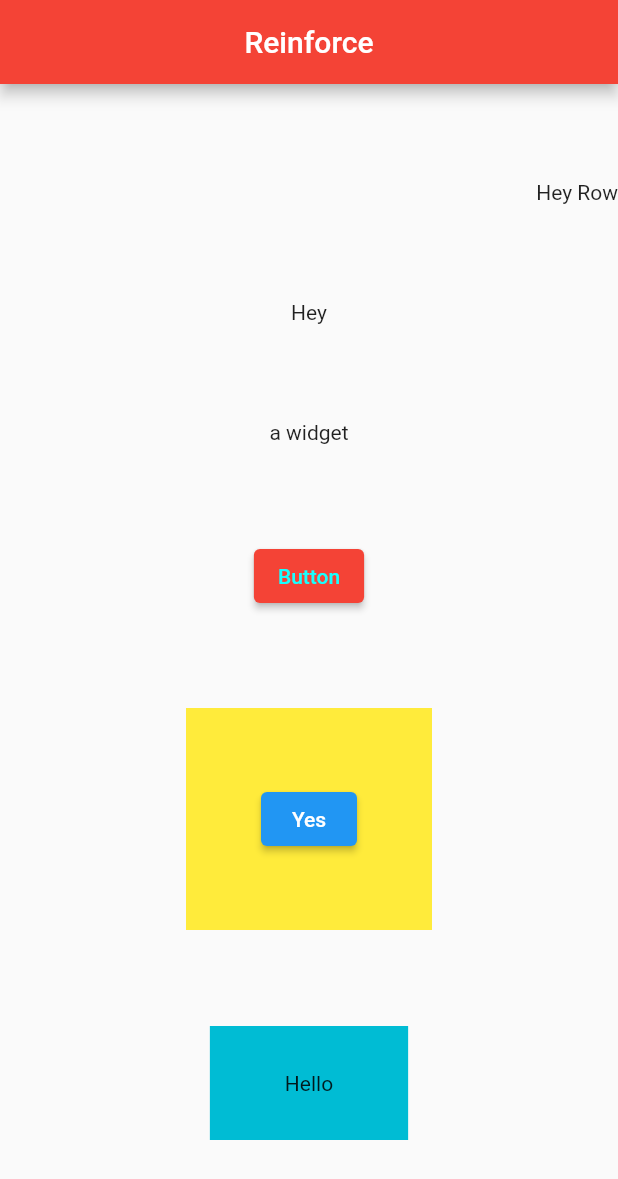
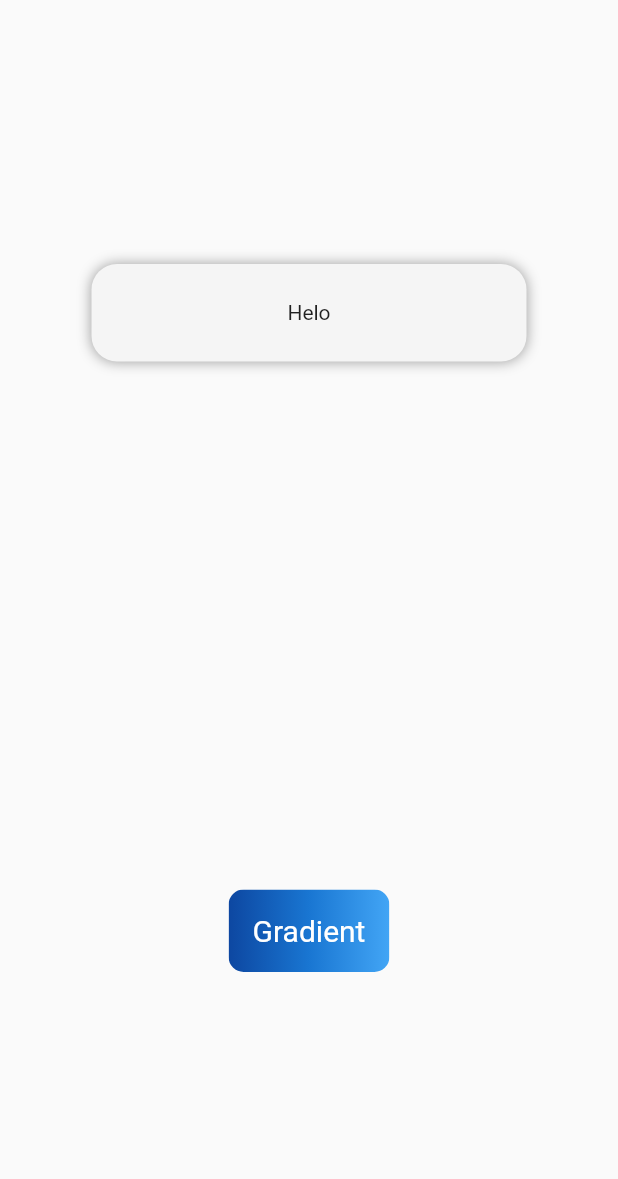
Before and after one commit to cyberianzed/-reinforce-flutter, a Flutter app: the screen it shows after launch, on a phone screen of 412 x 824 dp. Shown: the top 1179 px of the screen. Run offline on Flutter 3.47's test engine with Material 2 defaults, Android fonts, the light colour scheme and no system bars.

Commit message:
custom conatiners

```diff
--- /dev/null
+++ b/lib/button.dart
@@ -0,0 +1,41 @@
+import 'package:flutter/material.dart';
+import 'package:reinforce_flutter/page.dart';
+
+class Textbutton extends StatelessWidget {
+  const Textbutton({Key? key}) : super(key: key);
+
+  @override
+  Widget build(BuildContext context) {
+    return ClipRRect(
+      borderRadius: BorderRadius.circular(10),
+      child: Stack(children: <Widget>[
+        Positioned.fill(
+          child: Container(
+            height: 20,
+            decoration: const BoxDecoration(
+              gradient: LinearGradient(
+                colors: <Color>[
+                  Color(0xFF0D47A1),
+                  Color(0xFF1976D2),
+                  Color(0xFF42A5F5),
+                ],
+              ),
+            ),
+          ),
+        ),
+        TextButton(
+          style: TextButton.styleFrom(
+            padding: const EdgeInsets.all(16.0),
+            primary: Colors.white,
+            textStyle: const TextStyle(fontSize: 20),
+          ),
+          onPressed: () {
+            Navigator.of(context)
+                .push(MaterialPageRoute(builder: (context) => Home()));
+          },
+          child: const Text('Gradient'),
+        ),
+      ]),
+    );
+  }
+}
--- a/lib/main.dart
+++ b/lib/main.dart
@@ -1,54 +1,6 @@
-//import 'package:backdrop/backdrop.dart';
 import 'package:flutter/material.dart';
+import 'package:reinforce_flutter/page2.dart';
 
 void main() => runApp(MaterialApp(
-      home: Home(),
+      home: Page2(),
     ));
-
-class Home extends StatelessWidget {
-  @override
-  Widget build(BuildContext context) {
-    return Scaffold(
-      appBar: AppBar(
-        title: Text('Reinforce'),
-        centerTitle: true,
-        backgroundColor: Colors.red[500],
-      ),
-      body: Column(
-        mainAxisAlignment: MainAxisAlignment.spaceEvenly,
-        children: <Widget>[
-          Row(
-            mainAxisAlignment: MainAxisAlignment.end,
-            children: <Widget>[
-              Text('Hey Row'),
-            ],
-          ),
-          Text('Hey'),
-          Text('a widget'),
-          ElevatedButton(
-            style: ElevatedButton.styleFrom(
-              primary: Colors.red, // background
-              onPrimary: Colors.cyanAccent, // foreground
-            ),
-            onPressed: () {},
-            child: Text('Button'),
-          ),
-          Container(
-            color: Colors.yellow,
-            padding: EdgeInsets.all(50.0),
-            child: ElevatedButton(
-              onPressed: () {},
-              child: Text('Yes'),
-            ),
-          ),
-
-          Container(
-            color: Colors.cyan,
-            padding: EdgeInsets.symmetric(vertical: 30.0, horizontal: 50.0),
-            child: Text('Hello'),
-          ),
-        ],
-      ),
-    );
-  }
-}
--- /dev/null
+++ b/lib/page.dart
@@ -0,0 +1,51 @@
+import 'package:flutter/material.dart';
+
+import 'button.dart';
+
+class Home extends StatelessWidget {
+  @override
+  Widget build(BuildContext context) {
+    return Scaffold(
+      appBar: AppBar(
+        title: Text('Reinforce'),
+        centerTitle: true,
+        backgroundColor: Colors.red[500],
+      ),
+      body: Column(
+        mainAxisAlignment: MainAxisAlignment.spaceEvenly,
+        children: <Widget>[
+          Row(
+            mainAxisAlignment: MainAxisAlignment.end,
+            children: <Widget>[
+              Text('Hey Row'),
+            ],
+          ),
+          Text('Hey'),
+          Text('a widget'),
+          ElevatedButton(
+            style: ElevatedButton.styleFrom(
+              primary: Colors.red, // background
+              onPrimary: Colors.cyanAccent, // foreground
+            ),
+            onPressed: () {},
+            child: Text('Button'),
+          ),
+          Container(
+            color: Colors.yellow,
+            padding: EdgeInsets.all(50.0),
+            child: ElevatedButton(
+              onPressed: () {},
+              child: Text('Yes'),
+            ),
+          ),
+          Container(
+            color: Colors.cyan,
+            padding: EdgeInsets.symmetric(vertical: 30.0, horizontal: 50.0),
+            child: Text('Hello'),
+          ),
+          Textbutton(),
+        ],
+      ),
+    );
+  }
+}
--- /dev/null
+++ b/lib/page2.dart
@@ -0,0 +1,40 @@
+import 'package:flutter/material.dart';
+import 'package:reinforce_flutter/page.dart';
+
+import 'button.dart';
+
+class Page2 extends StatelessWidget {
+  const Page2({Key? key}) : super(key: key);
+
+  @override
+  Widget build(BuildContext context) {
+    return Scaffold(
+      body: Center(
+        child: Column(
+          mainAxisAlignment: MainAxisAlignment.spaceAround,
+          children: [
+            Container(
+              alignment: Alignment(0, 0),
+              height: 65,
+              width: 290,
+              decoration: BoxDecoration(
+                  // border: Border.all(color: Colors.black, width: 5),
+                  borderRadius: BorderRadius.circular(17),
+                  color: Colors.grey[100],
+                  boxShadow: [
+                    BoxShadow(
+                      color: Colors.grey.shade500,
+                      //offset: Offset(-1, -1),
+                      blurRadius: 7.0,
+                      spreadRadius: 0,
+                    ),
+                  ]),
+              child: Text('Helo'),
+            ),
+            Textbutton(),
+          ],
+        ),
+      ),
+    );
+  }
+}
```
Also changed, not shown: pubspec.lock.
